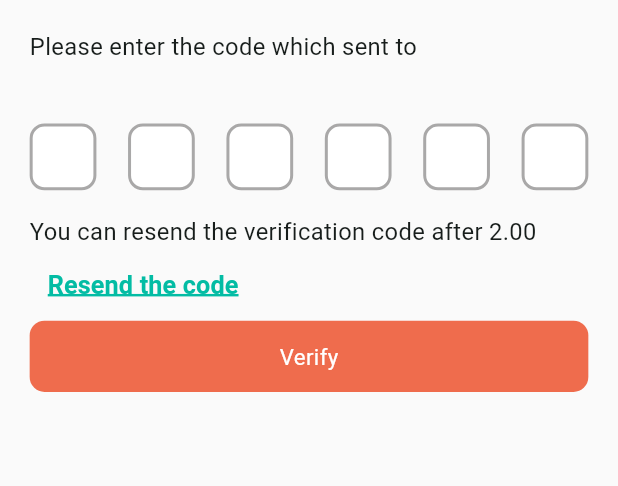
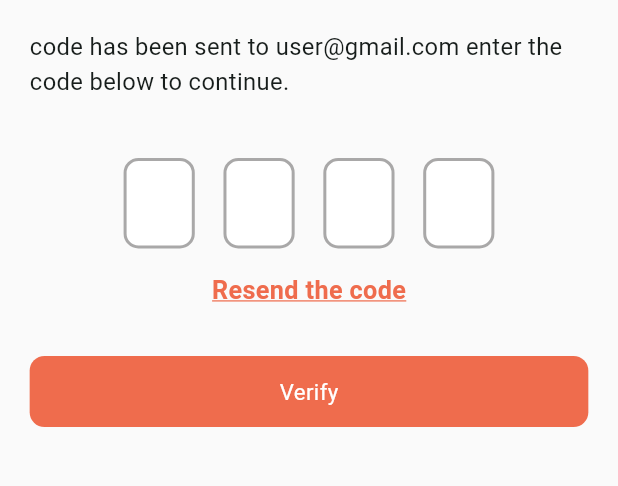
Before and after one commit to Hussein2077/pile_up, a Flutter app: the SendOTPCode screen opened by its route, on a phone screen of 412 x 824 dp, the part 84-570 px from its top. Run offline on Flutter 3.47's test engine with Material 3 defaults, Android fonts, the light colour scheme and no system bars; drawn by our look-alikes of pin_code_fields; our stand-ins replace carousel_slider, dartz, dio, dropdown_button2, easy_localization, equatable and 10 more; missing offline and left inert: animated_float_action_button; accounts and stored records are empty.

Commit message:
.
Change pin boxes to 4 instead of 6
change event date to deadline in pile details screen

```diff
--- a/lib/core/resource_manager/string_manager.dart
+++ b/lib/core/resource_manager/string_manager.dart
@@ -35,6 +35,7 @@ class StringManager {
   static const String collected = "Collected: ";
   static const String collectedFrom = "Collected from ";
   static const String eventDate = "Event Date";
+  static const String eventDeadline = "Deadline";
   static const String recentUsefulArticles = "Recent Useful Articles";
   static const String participatedMembers = "Participated Members";
   static const String seeMore = "See More";
@@ -119,10 +120,10 @@ class StringManager {
   static const String weWillSend =
       "Don’t worry ! it happens. please enter your e-mail we will send the code in this e-mail.";
   static const String pleaseEnterYOurCode =
-      "Please enter the code which sent to";
+      "code has been sent to user@gmail.com enter the code below to continue.";
+  static const String pleaseEnterYourCodeEmailExample =' enter the code below to continue.';
   static const String or = "Or sign in With";
   static const String enterYourEmail = "E-Mail Address";
-
   static const String doNotHaveAccount = "Don't have an account?   ";
   static const String youAlready = "You Already have an account?   ";
   static const String youCanResend =
--- a/lib/features/auth/presentation/forget password/send_otp_code.dart
+++ b/lib/features/auth/presentation/forget password/send_otp_code.dart
@@ -1,4 +1,3 @@
-
 import 'package:easy_localization/easy_localization.dart';
 import 'package:flutter/material.dart';
 import 'package:pile_up/core/resource_manager/colors.dart';
@@ -20,7 +19,8 @@ class _SendOTPCodeState extends State<SendOTPCode> {
   @override
   Widget build(BuildContext context) {
     return Scaffold(
-      appBar: appBar(context,text: StringManager.forgetPassword.tr(), isIcon: true),
+      appBar: appBar(context,
+          text: StringManager.forgetPassword.tr(), isIcon: true),
       body: Padding(
         padding: EdgeInsets.all(AppSize.defaultSize! * 2),
         child: Column(
@@ -37,35 +37,45 @@ class _SendOTPCodeState extends State<SendOTPCode> {
             SizedBox(
               height: AppSize.defaultSize! * 4,
             ),
-            const CustomPinCodeTextField(),
-            Text(
-              '${StringManager.youCanResend.tr()}2.00',
-              maxLines: 4,
-              style: TextStyle(
-                  fontSize: AppSize.defaultSize! * 1.6,
-
-                  fontWeight: FontWeight.w400,
-                  overflow: TextOverflow.ellipsis),
+            Align(
+              alignment: Alignment.center,
+              child: SizedBox(
+                  width: AppSize.screenWidth! * .6,
+                  child: const CustomPinCodeTextField()),
             ),
-            TextButton(
-              onPressed: () {},
-
+            // Text(
+            //   '${StringManager.youCanResend.tr()}2.00',
+            //   maxLines: 4,
+            //   style: TextStyle(
+            //       fontSize: AppSize.defaultSize! * 1.6,
+            //       fontWeight: FontWeight.w400,
+            //       overflow: TextOverflow.ellipsis),
+            // ),
+            Align(
+              alignment: Alignment.center,
+              child: InkWell(
+                onTap: () {},
                 child: Text(
                   StringManager.resendCode.tr(),
                   maxLines: 4,
                   style: TextStyle(
                       fontSize: AppSize.defaultSize! * 1.7,
                       fontWeight: FontWeight.w700,
-                    decoration:TextDecoration.underline ,
-                    decorationColor: AppColors.green,
-                    decorationThickness: 2,
-                    color: AppColors.green,
+                      decoration: TextDecoration.underline,
+                      decorationColor: AppColors.primaryColor,
+                      decorationThickness: 1,
+                      color: AppColors.primaryColor,
                       overflow: TextOverflow.ellipsis),
                 ),
               ),
-              MainButton(text: StringManager.verify.tr(),onTap: (){
+            ),
+            SizedBox(height: AppSize.defaultSize! * 3.2),
+            MainButton(
+              text: StringManager.verify.tr(),
+              onTap: () {
                 Navigator.pushNamed(context, Routes.changePassword);
-            },)
+              },
+            ),
           ],
         ),
       ),
--- a/lib/features/auth/presentation/forget password/widgets/pin_text_field.dart
+++ b/lib/features/auth/presentation/forget password/widgets/pin_text_field.dart
@@ -40,15 +40,15 @@ class _CustomPinCodeTextFieldState extends State<CustomPinCodeTextField> {
   Widget build(BuildContext context) {
     return PinCodeTextField(
       appContext: context,
-      length: 6,
+      length: 4,
       obscureText: false,
       animationType: AnimationType.fade,
       textStyle:     TextStyle(fontSize: AppSize.defaultSize! * 1.8),
       pinTheme: PinTheme(
         shape: PinCodeFieldShape.box,
         borderRadius: BorderRadius.circular(AppSize.defaultSize!),
-        fieldHeight: AppSize.defaultSize! * 4.5,
-        fieldWidth: AppSize.defaultSize! * 4.5,
+        fieldHeight: AppSize.defaultSize! * 6.1,
+        fieldWidth: AppSize.defaultSize! * 4.8,
         activeFillColor: Colors.white,
         disabledColor: Colors.white,
         selectedFillColor: Colors.white,
--- a/lib/features/home/presentation/componants/Piles Details/date_my_piles_row.dart
+++ b/lib/features/home/presentation/componants/Piles Details/date_my_piles_row.dart
@@ -7,8 +7,8 @@ import 'package:pile_up/core/utils/app_size.dart';
 import 'package:pile_up/core/widgets/custom_text.dart';
 
 class MyPilesDateRow extends StatefulWidget {
-  const MyPilesDateRow({super.key});
-
+  const MyPilesDateRow({super.key, required this.dateTitle});
+  final String dateTitle;
   @override
   State<MyPilesDateRow> createState() => _MyPilesDateRowState();
 }
@@ -31,7 +31,7 @@ class _MyPilesDateRowState extends State<MyPilesDateRow> {
             height: AppSize.defaultSize! * 4,
           ),
           CustomText(
-            text: StringManager.eventDate.tr(),
+            text: widget.dateTitle.tr(),
             color: AppColors.black,
             fontSize: AppSize.defaultSize! * 1.4,
           ),
--- a/lib/features/home/presentation/componants/Piles Details/piles_details.dart
+++ b/lib/features/home/presentation/componants/Piles Details/piles_details.dart
@@ -110,8 +110,8 @@ class _PilesDetailsState extends State<PilesDetails> {
             const Row(
               mainAxisAlignment: MainAxisAlignment.spaceEvenly,
               children: [
-                MyPilesDateRow(),
-                MyPilesDateRow(),
+                MyPilesDateRow(dateTitle: StringManager.eventDate),
+                MyPilesDateRow(dateTitle: StringManager.eventDeadline),
               ],
             ),
             SizedBox(
@@ -132,7 +132,7 @@ class _PilesDetailsState extends State<PilesDetails> {
                       child: ListView.builder(
                           shrinkWrap: true,
                           itemCount: seeMore ? 10 : 4,
-                          physics: NeverScrollableScrollPhysics(),
+                          physics: const NeverScrollableScrollPhysics(),
                           itemBuilder: (context, i) {
                             return const Column(
                               children: [
--- a/lib/features/my_piles/presentation/componants/pile_options/pile_options.dart
+++ b/lib/features/my_piles/presentation/componants/pile_options/pile_options.dart
@@ -217,6 +217,7 @@ class _PileOptionsState extends State<PileOptions>
                 Align(
                   alignment: Alignment.centerLeft,
                   child: CustomText(
+                    fontSize: AppSize.defaultSize!*2,
                     text: StringManager.sharePile.tr(),
                     fontWeight: FontWeight.w600,
                   ),
@@ -301,6 +302,7 @@ class _PileOptionsState extends State<PileOptions>
             Icon(
               icon,
               color: AppColors.orange,
+              size: AppSize.defaultSize!*3,
             ),
             CustomText(
               text: text,
--- a/lib/features/my_piles/presentation/componants/pile_options/widgets/manager_view.dart
+++ b/lib/features/my_piles/presentation/componants/pile_options/widgets/manager_view.dart
@@ -22,6 +22,7 @@ class _ManagerViewState extends State<ManagerView> {
         children: [
           CustomTextField(
             hintText: StringManager.searchForManager.tr(),
+            suffixIcon: Icon(Icons.search,size: AppSize.defaultSize!*1.9),
             // height: AppSize.defaultSize!*4,
           ),
           SizedBox(height: AppSize.defaultSize!,),
--- a/lib/features/my_piles/presentation/componants/pile_options/widgets/shared_with_view.dart
+++ b/lib/features/my_piles/presentation/componants/pile_options/widgets/shared_with_view.dart
@@ -22,6 +22,7 @@ class _SharedWithViewState extends State<SharedWithView> {
         children: [
           CustomTextField(
             hintText: StringManager.searchForName.tr(),
+            suffixIcon: Icon(Icons.search,size: AppSize.defaultSize!*1.9),
             // height: AppSize.defaultSize!*4,
           ),
           SizedBox(height: AppSize.defaultSize!,),
```
Lines whose indentation alone changed are shown as unchanged.
